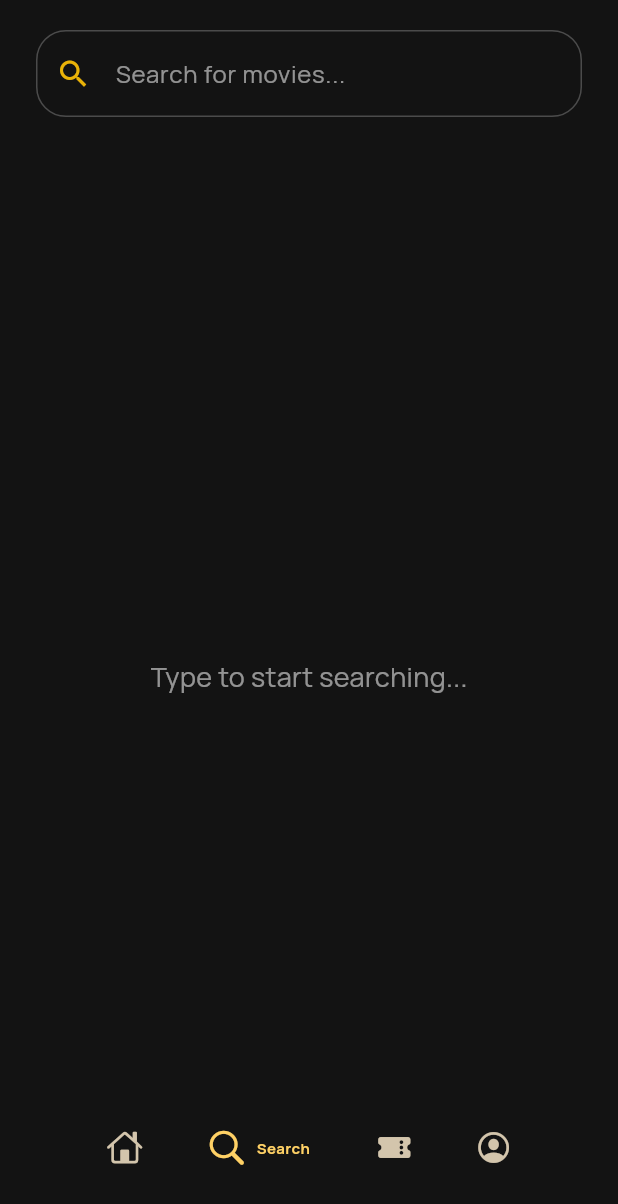
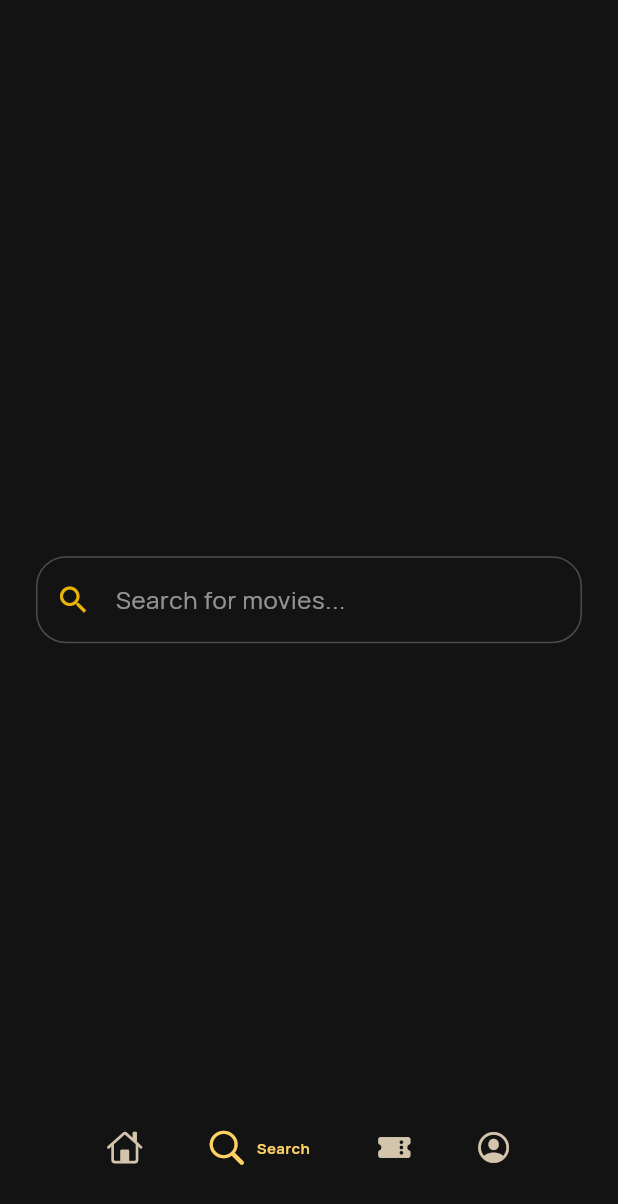
Before and after one commit to seifyaser/cinema-app, a Flutter app: the screen it shows after launch, item 2 of the bottom bar chosen, on a phone screen of 412 x 824 dp. Shown: the top 1204 px of the screen. Run offline on Flutter 3.47's test engine with Material 3 defaults, Android fonts, the phone set to English and light mode, and no system bars; our stand-ins replace dartz, device_preview, dio, equatable, flutter_bloc, flutter_secure_storage and 6 more; missing offline and left inert: liquid_glass_renderer; network calls fail.

Commit message:
add debounced input, state management, and animated movie results display

```diff
--- a/lib/features/search/presentation/screens/search_screen.dart
+++ b/lib/features/search/presentation/screens/search_screen.dart
@@ -2,6 +2,8 @@ import 'dart:async';
 
 import 'package:flutter/material.dart';
 import 'package:flutter_bloc/flutter_bloc.dart';
+import 'package:go_router/go_router.dart';
+import 'package:project/core/router/app_router.dart';
 import 'package:project/core/widgets/failure_widget.dart';
 import 'package:project/features/home/domain/entities/movie_entity.dart';
 import 'package:project/features/home/presentation/widgets/animated_movie_background.dart';
@@ -33,6 +35,7 @@ class _SearchScreenState extends State<SearchScreen> {
   }
 
   void _onSearchChanged(String query) {
+    setState(() {}); // Trigger rebuild for animation
     if (_debounce?.isActive ?? false) _debounce!.cancel();
     _debounce = Timer(const Duration(milliseconds: 300), () {
       if (mounted) {
@@ -40,6 +43,8 @@ class _SearchScreenState extends State<SearchScreen> {
       }
     });
   }
+
+  bool get _isSearching => _searchController.text.isNotEmpty;
 
   @override
   Widget build(BuildContext context) {
@@ -78,7 +83,11 @@ class _SearchScreenState extends State<SearchScreen> {
               SafeArea(
                 child: Column(
                   children: [
-                    const SizedBox(height: 20),
+                    AnimatedContainer(
+                      duration: const Duration(milliseconds: 600),
+                      curve: Curves.easeOutCubic,
+                      height: _isSearching ? 20 : MediaQuery.of(context).size.height * 0.45,
+                    ),
                     // Search Bar
                     SearchBarWidget(
                       controller: _searchController,
@@ -86,7 +95,14 @@ class _SearchScreenState extends State<SearchScreen> {
                     ),
 
                     // Results
-                    Expanded(child: _buildResults(state)),
+                    Expanded(
+                      child: AnimatedOpacity(
+                        duration: const Duration(milliseconds: 600),
+                        curve: Curves.easeIn,
+                        opacity: _isSearching ? 1.0 : 0.0,
+                        child: _isSearching ? _buildResults(state) : const SizedBox.shrink(),
+                      ),
+                    ),
                   ],
                 ),
               ),
@@ -133,20 +149,17 @@ class _SearchScreenState extends State<SearchScreen> {
           });
         },
         itemBuilder: (context, index) {
-          return SearchResultCard(movie: state.movies[index]);
+          final movie = state.movies[index];
+          return GestureDetector(
+            onTap: () {
+              context.push(AppRouter.movieDetailsRoute, extra: movie);
+            },
+            child: SearchResultCard(movie: movie),
+          );
         },
       );
     }
 
-    return const Center(
-      child: Text(
-        'Type to start searching...',
-        style: TextStyle(
-          color: Colors.white54,
-          fontSize: 18,
-          fontFamily: 'Manrope',
-        ),
-      ),
-    );
+    return const SizedBox.shrink();
   }
 }
```
